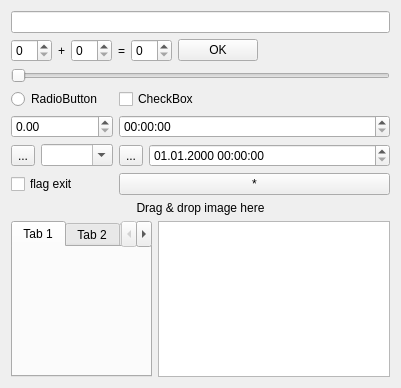
Before: the Qt Designer form Qt/my_programm/_For_tests/src/for_tests_mainbox/src/ui/for_tests_mainbox.ui in RinatB2017/mega_GIT, drawn with Qt 5.
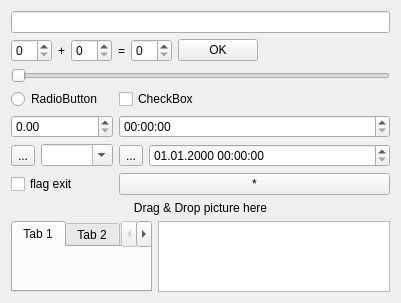
After: the same form once the commit is applied. Custom widgets are drawn as their Qt base class.

```diff
--- a/Qt/my_programm/_For_tests/src/for_tests_mainbox/src/ui/for_tests_mainbox.ui
+++ b/Qt/my_programm/_For_tests/src/for_tests_mainbox/src/ui/for_tests_mainbox.ui
@@ -7,7 +7,7 @@
     <x>0</x>
     <y>0</y>
     <width>401</width>
-    <height>388</height>
+    <height>303</height>
    </rect>
   </property>
   <layout class="QVBoxLayout" name="verticalLayout">
@@ -163,7 +163,7 @@
    <item>
     <widget class="PictureLabel" name="label_3">
      <property name="text">
-      <string>Drag &amp; drop image here</string>
+      <string>Drag &amp; Drop picture here</string>
      </property>
      <property name="alignment">
       <set>Qt::AlignCenter</set>
```
